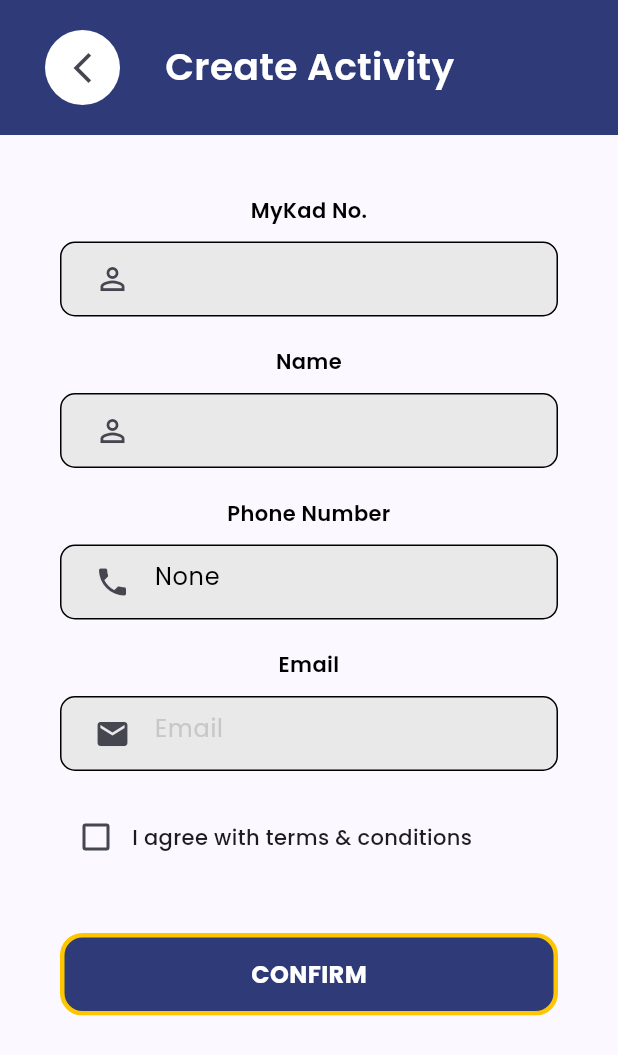
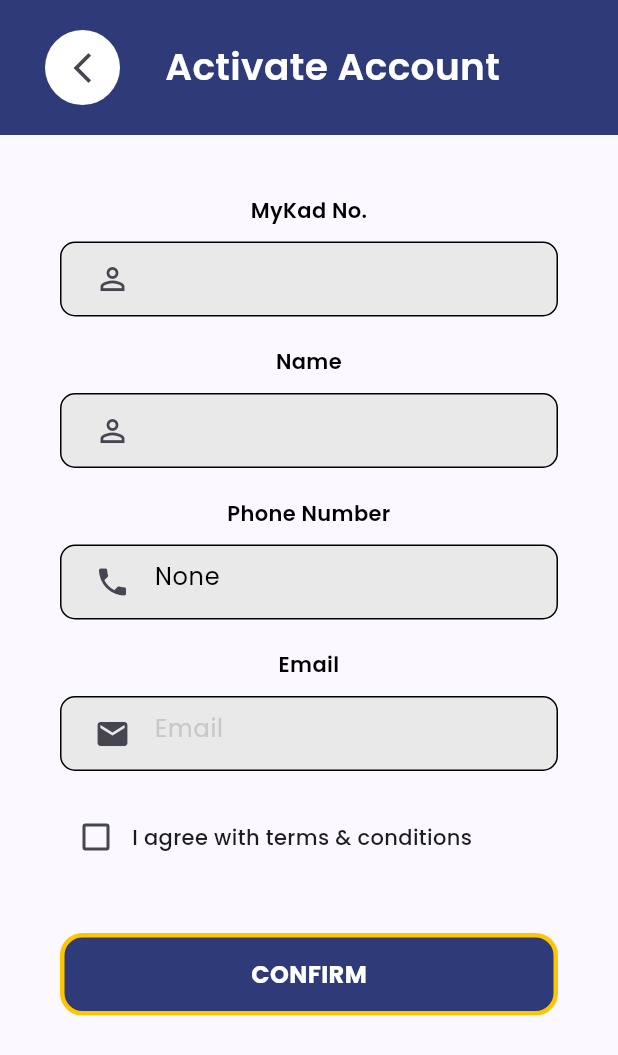
Before and after one commit to iqmalje/scoutify, a Flutter app: the ActivateAccountInitial screen opened directly, after a tap on "CONFIRM", on a phone screen of 412 x 824 dp. Shown: the top 1055 px of the screen. Run offline on Flutter 3.47's test engine with Material 3 defaults, Android fonts, the phone set to English and light mode, and no system bars; our stand-ins replace animated_text_kit, auto_size_text, flutter_dotenv, flutter_svg, image_cropper, image_picker and 2 more; missing offline and left inert: flutter_month_picker, nfc_manager; accounts and stored records are empty; project files that could hold a hidden picture were left out.

Commit message:
update
add error handling and rename activate account page

```diff
--- a/lib/pages/activation/ActivateAccountInitial.dart
+++ b/lib/pages/activation/ActivateAccountInitial.dart
@@ -7,6 +7,7 @@ import 'package:scoutify/model/account.dart';
 import 'package:scoutify/pages/activation/activateaccountform.dart';
 import 'package:flutter/material.dart';
 import 'package:mask_text_input_formatter/mask_text_input_formatter.dart';
+import 'package:supabase_flutter/supabase_flutter.dart';
 
 class ActivateAccountInitial extends StatefulWidget {
   const ActivateAccountInitial({super.key});
@@ -122,9 +123,17 @@ class _ActivateAccountInitialState extends State<ActivateAccountInitial> {
                             builder: (context) => ActivateAccountForm(
                                   account: account,
                                 )));
+                      } on PostgrestException catch (e) {
+                        ScaffoldMessenger.of(context).showSnackBar(
+                          SnackBar(
+                              content:
+                                  Text("Please ensure your order is completed and enter the correct IC number. If issues persist, kindly reach out to our support team.")),
+                        );
+                        print("PostgrestException: ${e.message}");
                       } on Exception catch (e) {
                         ScaffoldMessenger.of(context).showSnackBar(
                             SnackBar(content: Text(e.toString())));
+                        print(e.toString());
                       }
                     },
                     style: const TextStyle(
--- a/lib/pages/activation/activateaccountform.dart
+++ b/lib/pages/activation/activateaccountform.dart
@@ -191,7 +191,7 @@ class _ActivateAccountFormState extends State<ActivateAccountForm> {
               width: 30,
             ),
             const Text(
-              'Create Activity',
+              'Activate Account',
               style: TextStyle(
                 color: Colors.white,
                 fontSize: 25,
```
